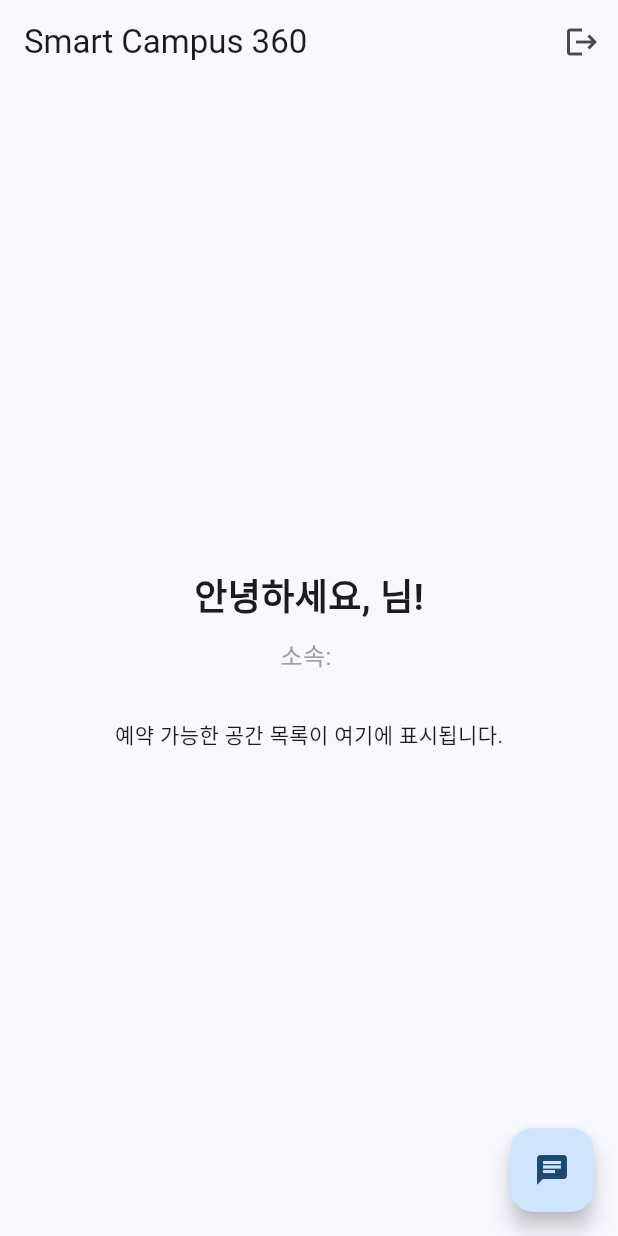
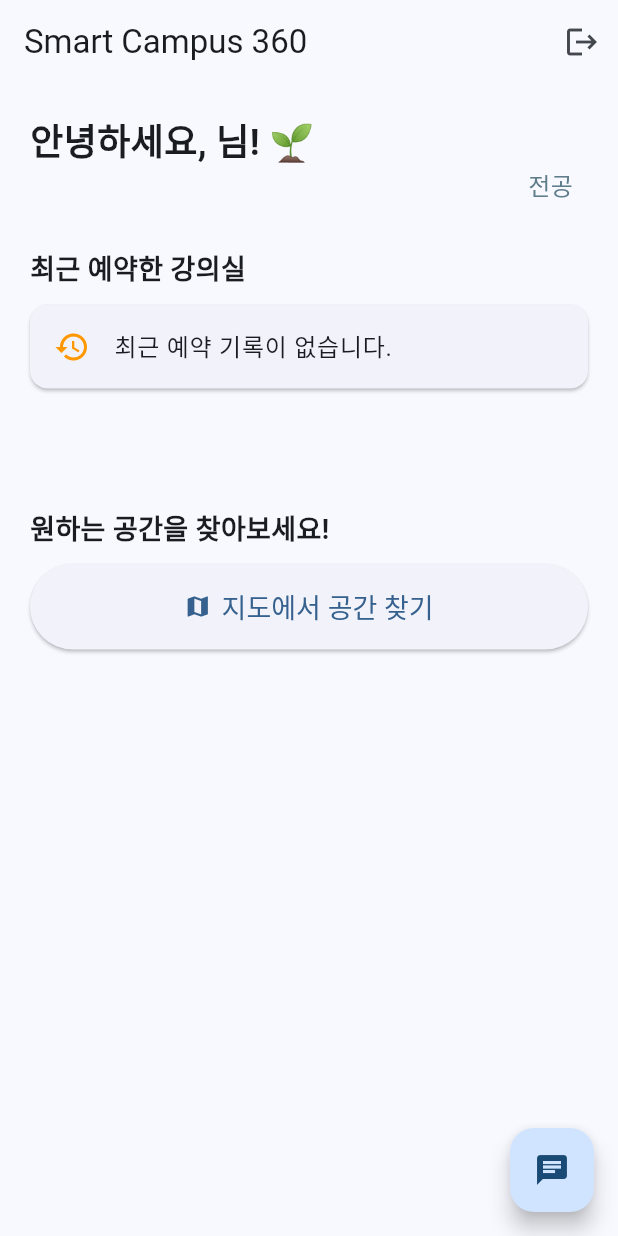
Before and after one commit to yeonyeong0120/repository_campus360, a Flutter app: the HomeScreen screen opened directly, on a phone screen of 412 x 824 dp. Run offline on Flutter 3.47's test engine with Material 3 defaults, Android fonts, the phone set to English and light mode, and no system bars; our stand-ins replace cloud_firestore, firebase_auth, firebase_core; accounts and stored records are empty.

Commit message:
feat: 홈화면 구조변경, 맵화면 추가

```diff
--- a/lib/screens/home_screen.dart
+++ b/lib/screens/home_screen.dart
@@ -3,6 +3,7 @@ import 'package:flutter/material.dart';
 import 'package:provider/provider.dart';
 import '../providers/user_provider.dart';
 import 'login_screen.dart'; // 로그아웃 시 이동할 화면
+import 'map_screen.dart'; // 지도 화면 연결
 
 class HomeScreen extends StatelessWidget {
   const HomeScreen({super.key});
@@ -33,31 +34,68 @@ class HomeScreen extends StatelessWidget {
       ),
 
       // 2. 본문 (Body)
-      body: Center(
+      body: Padding(
+        padding: const EdgeInsets.all(20.0), // 전체 여백 추가
         child: Column(
-          mainAxisAlignment: MainAxisAlignment.center,
+          crossAxisAlignment: CrossAxisAlignment.start, // 왼쪽 정렬
           children: [
+            // 1. 상단 환영 메시지
             Text(
-              "안녕하세요, ${user?.name ?? '학우'}님!",
+              "안녕하세요, ${user?.name ?? '학우'}님! 🌱",
               style: const TextStyle(fontSize: 24, fontWeight: FontWeight.bold),
             ),
+            Align(
+              alignment: AlignmentGeometry.centerRight,
+              child: Padding(
+                padding: const EdgeInsets.only(right: 10.0),
+                child: Text(
+                  user?.department != null ? "${user!.department} 전공" : "소속 미정",
+                  style: const TextStyle(fontSize: 16, color: Colors.blueGrey)
+                ),
+              ),
+            ),
+
+            const SizedBox(height: 30), // 간격 띄우기
+
+            // 최근 예약한 강의실 // 아직은 모양만!!
+            const Text("최근 예약한 강의실", style: TextStyle(fontSize: 18, fontWeight: FontWeight.w600)),
+            const Card(
+              margin: EdgeInsets.only(top: 10),
+              child: ListTile(
+                leading: Icon(Icons.history, color: Colors.orange),
+                title: Text("최근 예약 기록이 없습니다."),
+              ),
+            ),
+
+            const SizedBox(height: 80), // 약간 아래로 밀기 // 나중에 수정할지도..
+
+            // 2. 공간 찾아보기 버튼 (지도로 이동)
+            const Text("원하는 공간을 찾아보세요!", style: TextStyle(fontSize: 18, fontWeight: FontWeight.bold)),
             const SizedBox(height: 10),
-            Text(
-              "소속: ${user?.department ?? '학과미정'}",
-              style: const TextStyle(fontSize: 16, color: Colors.grey),
+            SizedBox(
+              width: double.infinity, // 버튼 꽉 채우기
+              child: ElevatedButton.icon(
+                onPressed: () {
+                  // 지도 화면으로 이동
+                  Navigator.push(context, MaterialPageRoute(builder: (_) => const MapScreen()));
+                },
+                icon: const Icon(Icons.map),
+                label: const Text("지도에서 공간 찾기"),
+                style: ElevatedButton.styleFrom(
+                  padding: const EdgeInsets.symmetric(vertical: 15),
+                  textStyle: const TextStyle(fontSize: 18)
+                ),
+              ),
             ),
-            const SizedBox(height: 30),
-
-            // 여기에 공간 목록이 들어갈 예정 (Phase 2)
-            const Text("예약 가능한 공간 목록이 여기에 표시됩니다."),
+            const SizedBox(height: 20), // 바닥에서 살짝 띄우기
           ],
         ),
       ),
 
-      // 3. 플로팅 버튼 (챗봇 등)
+      // 3. 플로팅 버튼 챗봇? (나중에 구현 예정)
       floatingActionButton: FloatingActionButton(
         onPressed: () {
-          // 챗봇 열기 기능... 아마도 나중에 구현?
+          // 챗봇 열기...
         },
         child: const Icon(Icons.chat),
       ),
```
Also changed, not shown: lib/screens/map_screen.dart (added, +106 -0 lines), lib/screens/search_screen.dart (added, +55 -0 lines).
